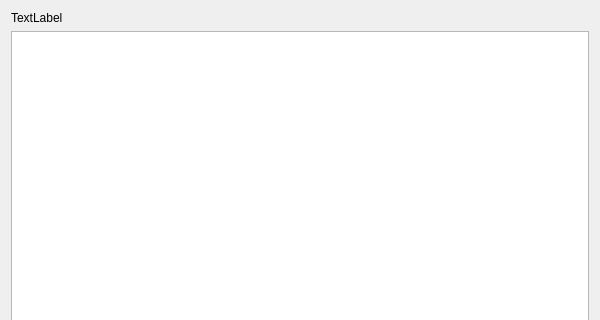
Old version of the form SMS/ObjectViewer/ObjectViewer.ui in the repository Goldfire711/sms-tools; both pictures show x 0 to 600 and y 0 to 320 of the 600 by 600 pixel window.
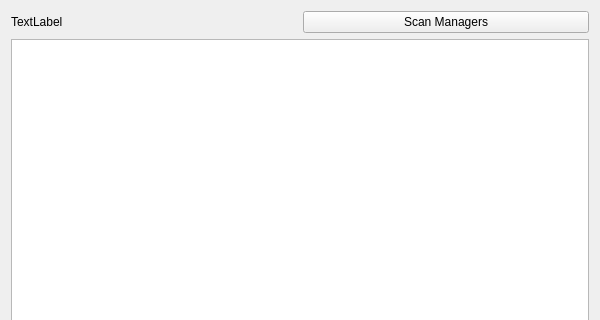
New version of the form.

Commit message: ObjectViewerひとまず完成 MapPinnaBeach砂浜のコイン・フルーツ表示

What changed in the file:
```diff
--- a/SMS/ObjectViewer/ObjectViewer.ui
+++ b/SMS/ObjectViewer/ObjectViewer.ui
@@ -15,11 +15,22 @@
   </property>
   <layout class="QVBoxLayout" name="verticalLayout">
    <item>
+    <layout class="QHBoxLayout" name="horizontalLayout">
+     <item>
     <widget class="QLabel" name="label">
      <property name="text">
       <string>TextLabel</string>
      </property>
     </widget>
+     </item>
+     <item>
+      <widget class="QPushButton" name="button_scan_managers">
+       <property name="text">
+        <string>Scan Managers</string>
+       </property>
+      </widget>
+     </item>
+    </layout>
    </item>
    <item>
     <widget class="QTreeView" name="tree_object">
```
Lines whose indentation alone changed are shown as unchanged. The commit also changes 33 other files.
